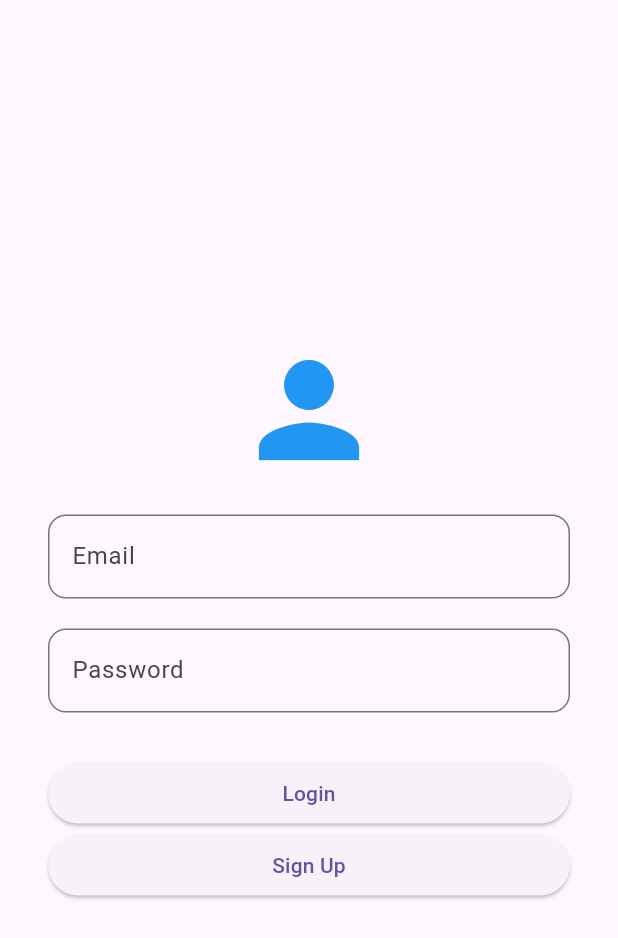
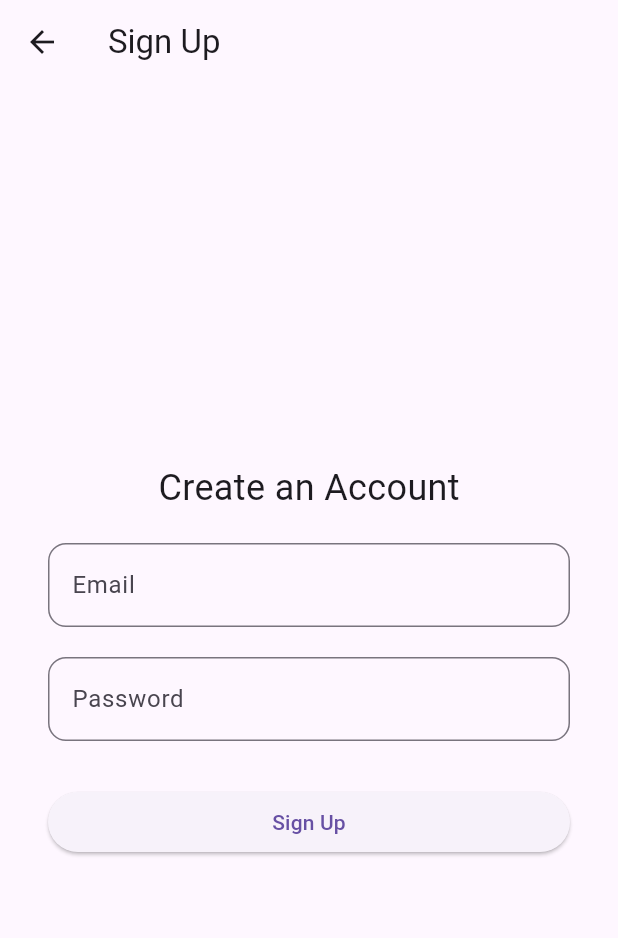
Before and after one commit to JaeYip100/MAEP2, a Flutter app: the screen it shows after launch, after a tap on "Sign Up", on a phone screen of 412 x 824 dp. Shown: the top 938 px of the screen. Run offline on Flutter 3.47's test engine with Material 3 defaults, Android fonts, the phone set to English and light mode, and no system bars.

Commit message:
second Commit

```diff
--- a/flutter_application_1/lib/login.dart
+++ b/flutter_application_1/lib/login.dart
@@ -1,5 +1,7 @@
+// login.dart
 import 'package:flutter/material.dart';
 import 'bottom_navigation.dart';
+import 'signup.dart'; // Add this import
 
 class LoginPage extends StatelessWidget {
   const LoginPage({super.key});
@@ -44,7 +46,13 @@ class LoginPage extends StatelessWidget {
               ),
               ElevatedButton(
                 onPressed: () {
-                  // Go to sign up page.
+                  // Navigate to SignUpPage when "Sign Up" is pressed
+                  Navigator.push(
+                    context,
+                    MaterialPageRoute(
+                      builder: (context) => const SignUpPage(),
+                    ),
+                  );
                 },
                 child: const SizedBox(
                   width: double.infinity,
--- a/flutter_application_1/lib/main.dart
+++ b/flutter_application_1/lib/main.dart
@@ -9,6 +9,7 @@ import 'badge_screen.dart';
 import 'tutees_page.dart';
 import 'tutors_page.dart';*/
 import 'login.dart';
+//import 'signup.dart';
 
 void main() {
   runApp(const MyApp());
--- a/flutter_application_1/lib/signup.dart
+++ b/flutter_application_1/lib/signup.dart
@@ -0,0 +1,56 @@
+// signup.dart
+import 'package:flutter/material.dart';
+
+class SignUpPage extends StatelessWidget {
+  const SignUpPage({super.key});
+
+  @override
+  Widget build(BuildContext context) {
+    return Scaffold(
+      appBar: AppBar(
+        title: const Text('Sign Up'),
+      ),
+      body: Center(
+        child: Padding(
+          padding: const EdgeInsets.all(32.0),
+          child: Column(
+            mainAxisAlignment: MainAxisAlignment.center,
+            children: [
+              const Text(
+                'Create an Account',
+                style: TextStyle(fontSize: 24),
+              ),
+              const SizedBox(height: 20),
+              _inputField("Email"),
+              const SizedBox(height: 20),
+              _inputField("Password", isPassword: true),
+              const SizedBox(height: 30),
+              ElevatedButton(
+                onPressed: () {
+                  // Add sign-up logic here
+                },
+                child: const SizedBox(
+                  width: double.infinity,
+                  child: Text(
+                    "Sign Up",
+                    textAlign: TextAlign.center,
+                  ),
+                ),
+              ),
+            ],
+          ),
+        ),
+      ),
+    );
+  }
+
+  Widget _inputField(String hintText, {bool isPassword = false}) {
+    return TextField(
+      obscureText: isPassword,
+      decoration: InputDecoration(
+        hintText: hintText,
+        border: OutlineInputBorder(borderRadius: BorderRadius.circular(12.0)),
+      ),
+    );
+  }
+}
```
Also changed, not shown: flutter_application_1/lib/profilepage.dart (added, +28 -0 lines).
